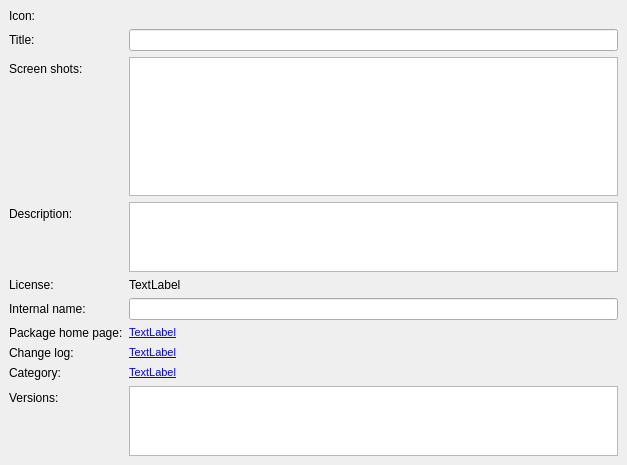
Before: the Qt Designer form npackdg/src/packageframe.ui in npackd/npackd-cpp, drawn with Qt 5.
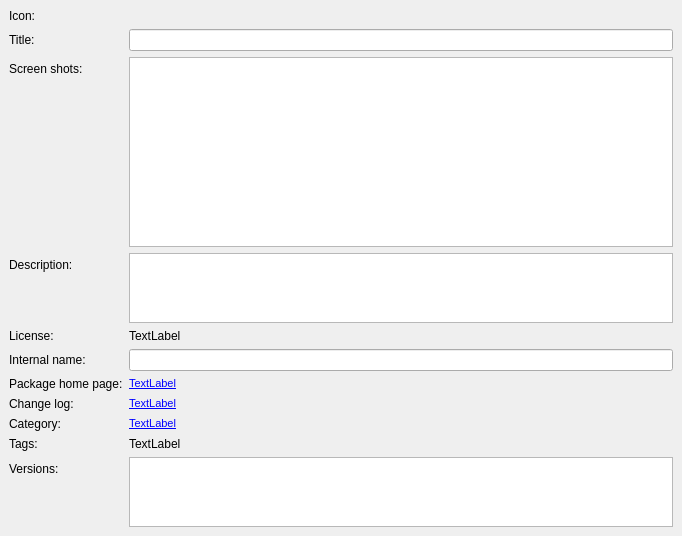
After: the same form once the commit is applied.

Commit message: columns for tags and category

Diff of the .ui file:
```diff
--- a/npackdg/src/packageframe.ui
+++ b/npackdg/src/packageframe.ui
@@ -6,8 +6,8 @@
    <rect>
     <x>0</x>
     <y>0</y>
-    <width>627</width>
-    <height>465</height>
+    <width>682</width>
+    <height>536</height>
    </rect>
   </property>
   <property name="windowTitle">
@@ -48,8 +48,8 @@
        <rect>
         <x>0</x>
         <y>0</y>
-        <width>627</width>
-        <height>465</height>
+        <width>682</width>
+        <height>536</height>
        </rect>
       </property>
       <layout class="QFormLayout" name="formLayout">
@@ -232,13 +232,36 @@
         </widget>
        </item>
        <item row="10" column="0">
+        <widget class="QLabel" name="label_9">
+         <property name="text">
+          <string>Tags:</string>
+         </property>
+        </widget>
+       </item>
+       <item row="10" column="1">
+        <widget class="QLabel" name="labelTags">
+         <property name="focusPolicy">
+          <enum>Qt::StrongFocus</enum>
+         </property>
+         <property name="toolTip">
+          <string>tags assigned to this package</string>
+         </property>
+         <property name="text">
+          <string>TextLabel</string>
+         </property>
+         <property name="textInteractionFlags">
+          <set>Qt::LinksAccessibleByKeyboard|Qt::LinksAccessibleByMouse|Qt::TextBrowserInteraction|Qt::TextSelectableByKeyboard|Qt::TextSelectableByMouse</set>
+         </property>
+        </widget>
+       </item>
+       <item row="11" column="0">
         <widget class="QLabel" name="label_2">
          <property name="text">
           <string>Versions:</string>
          </property>
         </widget>
        </item>
-       <item row="10" column="1">
+       <item row="11" column="1">
         <widget class="QTableWidget" name="tableWidgetVersions">
          <property name="sizePolicy">
           <sizepolicy hsizetype="Expanding" vsizetype="Expanding">
```
Left out of the diff: 113 changed lines with no effect on the pictures. The commit also changes 10 other files.
